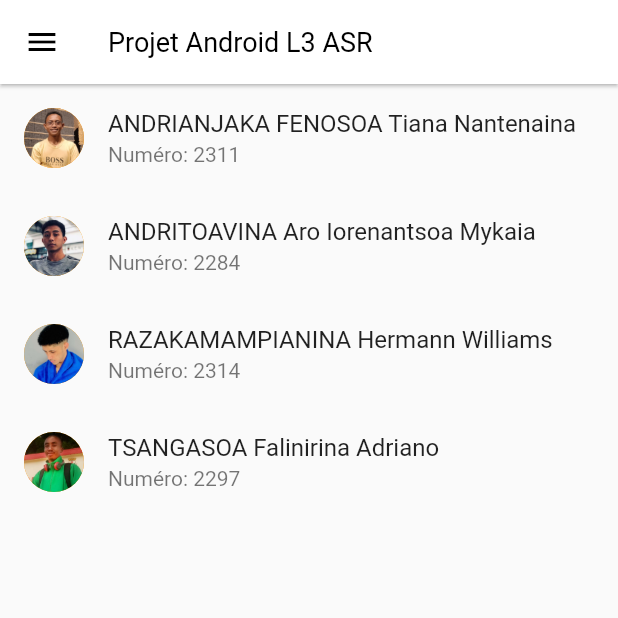
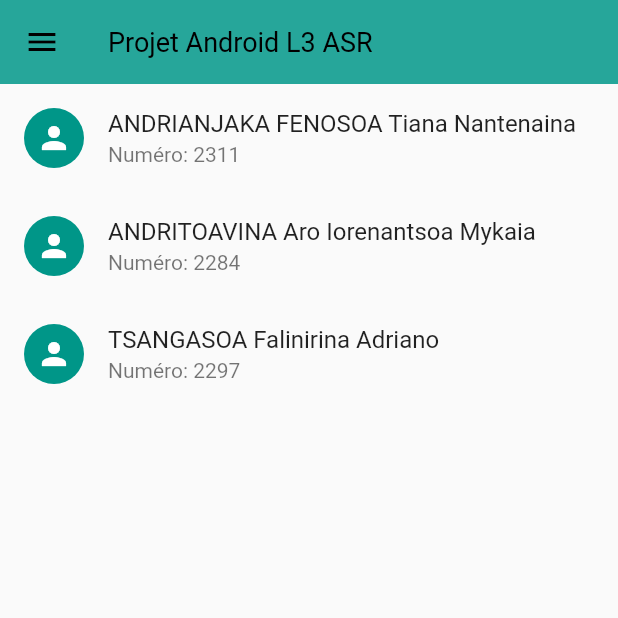
Before and after one commit to TianaNanta/projet_l3_asr, a Flutter app: the screen it shows once a user with an empty profile is signed in, on a phone screen of 412 x 824 dp, the top half of it. Run offline on Flutter 3.47's test engine with Material 2 defaults, Android fonts, the phone set to English and light mode, and no system bars; our stand-ins replace cloud_firestore, firebase_auth, firebase_core, firebase_messaging, geocoding, geolocator and 2 more; missing offline and left inert: firebase_ui_auth; accounts and stored records are empty.

Commit message:
feat: change color theme

```diff
--- a/lib/constants.dart
+++ b/lib/constants.dart
@@ -17,7 +17,7 @@ const preloader = Center(
   mainAxisAlignment: MainAxisAlignment.center,
   children: [
     Image(image: AssetImage('assets/icons/project.png')),
-    CircularProgressIndicator(color: Colors.orange),
+    CircularProgressIndicator(color: Colors.teal),
   ],
 ));
 
@@ -29,7 +29,7 @@ const formPadding = EdgeInsets.symmetric(vertical: 20, horizontal: 16);
 
 /// Basic theme to change the look and feel of the app
 final appLightTheme = ThemeData.light().copyWith(
-  primaryColorDark: Colors.orange,
+  primaryColorDark: Colors.teal,
   appBarTheme: const AppBarTheme(
     elevation: 1,
     backgroundColor: Colors.white,
@@ -39,21 +39,21 @@ final appLightTheme = ThemeData.light().copyWith(
       fontSize: 18,
     ),
   ),
-  primaryColor: Colors.orange,
+  primaryColor: Colors.teal,
   textButtonTheme: TextButtonThemeData(
     style: TextButton.styleFrom(
-      foregroundColor: Colors.orange,
+      foregroundColor: Colors.teal,
     ),
   ),
   elevatedButtonTheme: ElevatedButtonThemeData(
     style: ElevatedButton.styleFrom(
       foregroundColor: Colors.white,
-      backgroundColor: Colors.orange,
+      backgroundColor: Colors.teal,
     ),
   ),
   inputDecorationTheme: InputDecorationTheme(
     floatingLabelStyle: const TextStyle(
-      color: Colors.orange,
+      color: Colors.teal,
     ),
     border: OutlineInputBorder(
       borderRadius: BorderRadius.circular(12),
@@ -62,11 +62,11 @@ final appLightTheme = ThemeData.light().copyWith(
         width: 2,
       ),
     ),
-    focusColor: Colors.orange,
+    focusColor: Colors.teal,
     focusedBorder: OutlineInputBorder(
       borderRadius: BorderRadius.circular(12),
       borderSide: const BorderSide(
-        color: Colors.orange,
+        color: Colors.teal,
         width: 2,
       ),
     ),
@@ -74,7 +74,7 @@ final appLightTheme = ThemeData.light().copyWith(
 );
 
 final appDarkTheme = ThemeData.dark().copyWith(
-  primaryColorDark: Colors.orange,
+  primaryColorDark: Colors.teal,
   appBarTheme: const AppBarTheme(
     elevation: 1,
     backgroundColor: Colors.black,
@@ -84,21 +84,21 @@ final appDarkTheme = ThemeData.dark().copyWith(
       fontSize: 18,
     ),
   ),
-  primaryColor: Colors.orange,
+  primaryColor: Colors.teal,
   textButtonTheme: TextButtonThemeData(
     style: TextButton.styleFrom(
-      foregroundColor: Colors.orange,
+      foregroundColor: Colors.teal,
     ),
   ),
   elevatedButtonTheme: ElevatedButtonThemeData(
     style: ElevatedButton.styleFrom(
       foregroundColor: Colors.white,
-      backgroundColor: Colors.orange,
+      backgroundColor: Colors.teal,
     ),
   ),
   inputDecorationTheme: InputDecorationTheme(
     floatingLabelStyle: const TextStyle(
-      color: Colors.orange,
+      color: Colors.teal,
     ),
     border: OutlineInputBorder(
       borderRadius: BorderRadius.circular(12),
@@ -107,11 +107,11 @@ final appDarkTheme = ThemeData.dark().copyWith(
         width: 2,
       ),
     ),
-    focusColor: Colors.orange,
+    focusColor: Colors.teal,
     focusedBorder: OutlineInputBorder(
       borderRadius: BorderRadius.circular(12),
       borderSide: const BorderSide(
-        color: Colors.orange,
+        color: Colors.teal,
         width: 2,
       ),
     ),
--- a/lib/main.dart
+++ b/lib/main.dart
@@ -58,7 +58,7 @@ class MyApp extends StatelessWidget {
   }
 }
 
-Future main() async {
+void main() async {
   // Set up the SettingsController, which will glue user settings to multiple
   // Flutter Widgets.
   final settingsController = SettingsController(SettingsService());
@@ -66,6 +66,8 @@ Future main() async {
   // Load the user's preferred theme while the splash screen is displayed.
   // This prevents a sudden theme change when the app is first displayed.
   await settingsController.loadSettings();
+
+  WidgetsFlutterBinding.ensureInitialized();
 
   // initialize firebase
   await Firebase.initializeApp(
--- a/lib/views/chat/animated_dialog.dart
+++ b/lib/views/chat/animated_dialog.dart
@@ -46,8 +46,8 @@ class _AnimatedDialogState extends State<AnimatedDialog> {
           width: widget.width,
           decoration: BoxDecoration(
               color: widget.width == 0
-                  ? Colors.indigo.withOpacity(0)
-                  : Colors.indigo.shade400,
+                  ? Colors.teal.withOpacity(0)
+                  : Colors.teal.shade400,
               borderRadius: BorderRadius.only(
                 topLeft: Radius.circular(widget.width == 0 ? 100 : 0),
                 bottomRight: Radius.circular(widget.width == 0 ? 100 : 0),
--- a/lib/views/chat/styles.dart
+++ b/lib/views/chat/styles.dart
@@ -16,14 +16,14 @@ class Styles {
   static messagesCardStyle(check) {
     return BoxDecoration(
       borderRadius: BorderRadius.circular(10),
-      color: check ? Colors.indigo.shade300 : Colors.grey.shade300,
+      color: check ? Colors.teal.shade300 : Colors.grey.shade300,
     );
   }
 
   static messageFieldCardStyle() {
     return BoxDecoration(
         color: Colors.white,
-        border: Border.all(color: Colors.indigo),
+        border: Border.all(color: Colors.teal),
         borderRadius: BorderRadius.circular(10));
   }
 
--- a/lib/views/chat/widgets.dart
+++ b/lib/views/chat/widgets.dart
@@ -128,7 +128,7 @@ class ChatWidgets {
 
   static drawer(context) {
     return Drawer(
-      backgroundColor: Colors.indigo.shade400,
+      backgroundColor: Colors.teal.shade400,
       child: SafeArea(
         child: Padding(
           padding: const EdgeInsets.symmetric(vertical: 18.0, horizontal: 20),
--- a/lib/views/home_page.dart
+++ b/lib/views/home_page.dart
@@ -8,14 +8,11 @@ class HomePage extends StatefulWidget {
   const HomePage(
       {super.key,
       this.members = const [
-        MemberItem("ANDRIANJAKA FENOSOA Tiana Nantenaina", "2311",
-            "assets/images/TianaNanta.jpg"),
-        MemberItem("ANDRITOAVINA Aro Iorenantsoa Mykaia", "2284",
-            "assets/images/Mykaia.png"),
-        MemberItem("RAZAKAMAMPIANINA Hermann Williams", "2314",
-            "assets/images/Hermann.png"),
-        MemberItem(
-            "TSANGASOA Falinirina Adriano", "2297", "assets/images/Adriano.png")
+        MemberItem("ANDRIANJAKA FENOSOA Tiana Nantenaina", "2311", ""),
+        MemberItem("ANDRITOAVINA Aro Iorenantsoa Mykaia", "2284", ""),
+        // MemberItem("RAZAKAMAMPIANINA Hermann Williams", "2314",
+        //     ""),
+        MemberItem("TSANGASOA Falinirina Adriano", "2297", "")
       ]});
 
   final List<MemberItem> members;
@@ -35,7 +32,9 @@ class _HomePageState extends State<HomePage> {
   Widget build(BuildContext context) {
     return Scaffold(
       appBar: AppBar(
+        backgroundColor: Colors.teal.shade400,
         title: const Text('Projet Android L3 ASR'),
+        elevation: 0,
       ),
       drawer: ChatWidgets.drawer(context),
       body: ListView.builder(
@@ -50,9 +49,10 @@ class _HomePageState extends State<HomePage> {
           return ListTile(
               title: Text(member.name),
               subtitle: Text('Numéro: ${member.matricule}'),
-              leading: CircleAvatar(
+              leading: const CircleAvatar(
                 // Display the Flutter Logo image asset.
-                foregroundImage: AssetImage(member.photoUrl),
+                // foregroundImage: AssetImage(member.photoUrl),
+                child: Icon(Icons.person),
               ),
               onTap: () {
                 // Navigate to the details page. If the user leaves and returns to
--- a/lib/views/member/member_details.dart
+++ b/lib/views/member/member_details.dart
@@ -11,6 +11,8 @@ class MemberItemDetailsView extends StatelessWidget {
     return Scaffold(
       appBar: AppBar(
         title: const Text('Détails des membres'),
+        backgroundColor: Colors.teal.shade400,
+        elevation: 0,
       ),
       body: const Center(
         child: Text('Plus d\'informations ici'),
--- a/lib/views/search_page.dart
+++ b/lib/views/search_page.dart
@@ -9,7 +9,11 @@ class SearchPage extends StatelessWidget {
   @override
   Widget build(BuildContext context) {
     return Scaffold(
-      appBar: AppBar(title: const Text("Page de recherche")),
+      appBar: AppBar(
+        title: const Text("Page de recherche"),
+        backgroundColor: Colors.teal.shade400,
+        elevation: 0,
+      ),
       body: Center(
         child: Column(
           children: [
--- a/lib/views/settings_view.dart
+++ b/lib/views/settings_view.dart
@@ -17,6 +17,8 @@ class SettingsView extends StatelessWidget {
     return Scaffold(
       appBar: AppBar(
         title: const Text('Paramètres'),
+        backgroundColor: Colors.teal.shade400,
+        elevation: 0,
       ),
       body: Padding(
         padding: const EdgeInsets.all(16),
--- a/lib/views/weather_view.dart
+++ b/lib/views/weather_view.dart
@@ -21,6 +21,8 @@ class _WeatherViewState extends State<WeatherView> {
     return Scaffold(
       appBar: AppBar(
         title: const Text("Météo"),
+        backgroundColor: Colors.teal.shade400,
+        elevation: 0,
       ),
       body: SafeArea(
           child: Obx(() => weatherController.checkLoading().isTrue
--- a/pubspec.yaml
+++ b/pubspec.yaml
@@ -55,6 +55,7 @@ dependencies:
   firebase_auth: ^4.7.2
   firebase_ui_auth: ^1.6.2
   cloud_firestore: ^4.8.4
+  flutter_firebase_chat_core: ^1.6.7
 
 dev_dependencies:
   flutter_test:
```
Also changed, not shown: lib/views/chat/chat_room.dart (+4 -4 lines), lib/views/chat_page.dart (+5 -6 lines), pubspec.lock, 7 other files.
